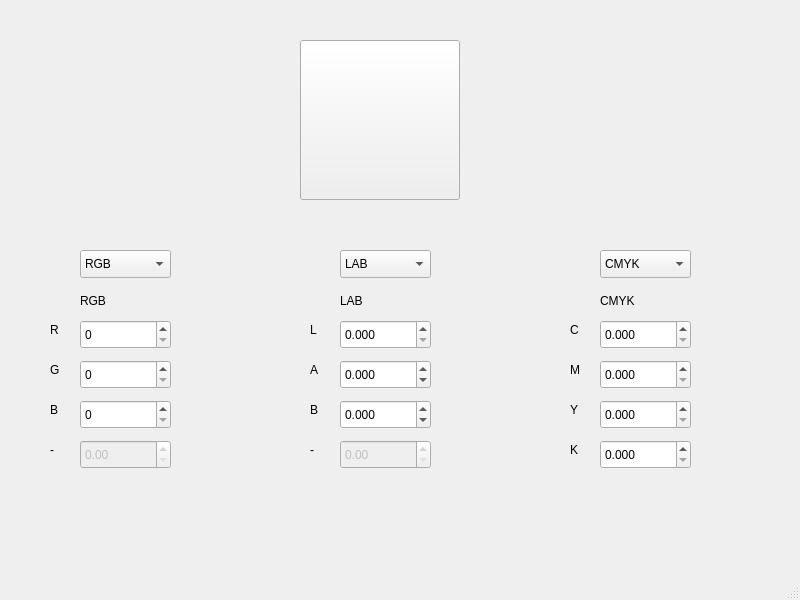
This is pkgLab1/mainwindow.ui in LevSer1/pkgLab1 as Qt 5 draws it before an edit. The edited form follows.
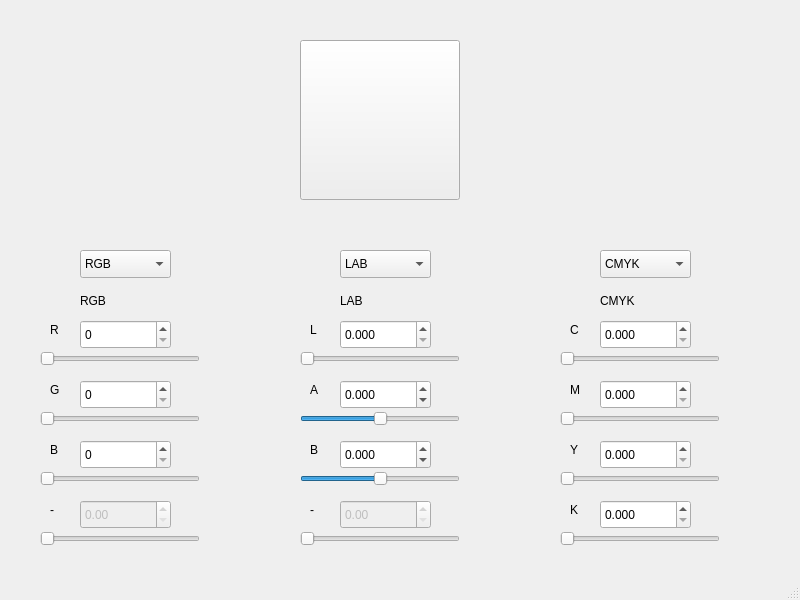
This is the edited form.

```diff
--- a/pkgLab1/mainwindow.ui
+++ b/pkgLab1/mainwindow.ui
@@ -72,7 +72,7 @@
     <property name="geometry">
      <rect>
       <x>80</x>
-      <y>360</y>
+      <y>380</y>
       <width>91</width>
       <height>29</height>
      </rect>
@@ -88,7 +88,7 @@
     <property name="geometry">
      <rect>
       <x>80</x>
-      <y>400</y>
+      <y>440</y>
       <width>91</width>
       <height>29</height>
      </rect>
@@ -107,7 +107,7 @@
     <property name="geometry">
      <rect>
       <x>80</x>
-      <y>440</y>
+      <y>500</y>
       <width>91</width>
       <height>29</height>
      </rect>
@@ -130,7 +130,7 @@
     <property name="geometry">
      <rect>
       <x>50</x>
-      <y>360</y>
+      <y>380</y>
       <width>20</width>
       <height>20</height>
      </rect>
@@ -143,7 +143,7 @@
     <property name="geometry">
      <rect>
       <x>50</x>
-      <y>400</y>
+      <y>440</y>
       <width>20</width>
       <height>20</height>
      </rect>
@@ -156,7 +156,7 @@
     <property name="geometry">
      <rect>
       <x>50</x>
-      <y>440</y>
+      <y>500</y>
       <width>20</width>
       <height>20</height>
      </rect>
@@ -169,7 +169,7 @@
     <property name="geometry">
      <rect>
       <x>310</x>
-      <y>400</y>
+      <y>440</y>
       <width>20</width>
       <height>20</height>
      </rect>
@@ -211,7 +211,7 @@
     <property name="geometry">
      <rect>
       <x>310</x>
-      <y>440</y>
+      <y>500</y>
       <width>20</width>
       <height>20</height>
      </rect>
@@ -224,7 +224,7 @@
     <property name="geometry">
      <rect>
       <x>340</x>
-      <y>400</y>
+      <y>440</y>
       <width>91</width>
       <height>29</height>
      </rect>
@@ -243,7 +243,7 @@
     <property name="geometry">
      <rect>
       <x>310</x>
-      <y>360</y>
+      <y>380</y>
       <width>20</width>
       <height>20</height>
      </rect>
@@ -256,7 +256,7 @@
     <property name="geometry">
      <rect>
       <x>340</x>
-      <y>360</y>
+      <y>380</y>
       <width>91</width>
       <height>29</height>
      </rect>
@@ -278,7 +278,7 @@
     <property name="geometry">
      <rect>
       <x>340</x>
-      <y>440</y>
+      <y>500</y>
       <width>91</width>
       <height>29</height>
      </rect>
@@ -301,7 +301,7 @@
     <property name="geometry">
      <rect>
       <x>570</x>
-      <y>400</y>
+      <y>440</y>
       <width>20</width>
       <height>20</height>
      </rect>
@@ -343,7 +343,7 @@
     <property name="geometry">
      <rect>
       <x>570</x>
-      <y>440</y>
+      <y>500</y>
       <width>20</width>
       <height>20</height>
      </rect>
@@ -356,7 +356,7 @@
     <property name="geometry">
      <rect>
       <x>600</x>
-      <y>400</y>
+      <y>440</y>
       <width>91</width>
       <height>29</height>
      </rect>
@@ -372,7 +372,7 @@
     <property name="geometry">
      <rect>
       <x>570</x>
-      <y>360</y>
+      <y>380</y>
       <width>20</width>
       <height>20</height>
      </rect>
@@ -385,7 +385,7 @@
     <property name="geometry">
      <rect>
       <x>600</x>
-      <y>360</y>
+      <y>380</y>
       <width>91</width>
       <height>29</height>
      </rect>
@@ -401,7 +401,7 @@
     <property name="geometry">
      <rect>
       <x>600</x>
-      <y>440</y>
+      <y>500</y>
       <width>91</width>
       <height>29</height>
      </rect>
@@ -546,6 +546,207 @@
      </property>
     </item>
    </widget>
+   <widget class="QSlider" name="horizontalSlider">
+    <property name="geometry">
+     <rect>
+      <x>40</x>
+      <y>350</y>
+      <width>160</width>
+      <height>18</height>
+     </rect>
+    </property>
+    <property name="maximum">
+     <number>255</number>
+    </property>
+    <property name="orientation">
+     <enum>Qt::Horizontal</enum>
+    </property>
+   </widget>
+   <widget class="QSlider" name="horizontalSlider_2">
+    <property name="geometry">
+     <rect>
+      <x>40</x>
+      <y>410</y>
+      <width>160</width>
+      <height>18</height>
+     </rect>
+    </property>
+    <property name="maximum">
+     <number>255</number>
+    </property>
+    <property name="orientation">
+     <enum>Qt::Horizontal</enum>
+    </property>
+   </widget>
+   <widget class="QSlider" name="horizontalSlider_3">
+    <property name="geometry">
+     <rect>
+      <x>40</x>
+      <y>470</y>
+      <width>160</width>
+      <height>18</height>
+     </rect>
+    </property>
+    <property name="maximum">
+     <number>255</number>
+    </property>
+    <property name="orientation">
+     <enum>Qt::Horizontal</enum>
+    </property>
+   </widget>
+   <widget class="QSlider" name="horizontalSlider_4">
+    <property name="geometry">
+     <rect>
+      <x>40</x>
+      <y>530</y>
+      <width>160</width>
+      <height>18</height>
+     </rect>
+    </property>
+    <property name="maximum">
+     <number>100</number>
+    </property>
+    <property name="orientation">
+     <enum>Qt::Horizontal</enum>
+    </property>
+   </widget>
+   <widget class="QSlider" name="horizontalSlider_5">
+    <property name="geometry">
+     <rect>
+      <x>300</x>
+      <y>410</y>
+      <width>160</width>
+      <height>18</height>
+     </rect>
+    </property>
+    <property name="minimum">
+     <number>-128</number>
+    </property>
+    <property name="maximum">
+     <number>128</number>
+    </property>
+    <property name="orientation">
+     <enum>Qt::Horizontal</enum>
+    </property>
+   </widget>
+   <widget class="QSlider" name="horizontalSlider_6">
+    <property name="geometry">
+     <rect>
+      <x>300</x>
+      <y>530</y>
+      <width>160</width>
+      <height>18</height>
+     </rect>
+    </property>
+    <property name="maximum">
+     <number>100</number>
+    </property>
+    <property name="orientation">
+     <enum>Qt::Horizontal</enum>
+    </property>
+   </widget>
+   <widget class="QSlider" name="horizontalSlider_7">
+    <property name="geometry">
+     <rect>
+      <x>300</x>
+      <y>470</y>
+      <width>160</width>
+      <height>18</height>
+     </rect>
+    </property>
+    <property name="minimum">
+     <number>-128</number>
+    </property>
+    <property name="maximum">
+     <number>128</number>
+    </property>
+    <property name="orientation">
+     <enum>Qt::Horizontal</enum>
+    </property>
+   </widget>
+   <widget class="QSlider" name="horizontalSlider_8">
+    <property name="geometry">
+     <rect>
+      <x>300</x>
+      <y>350</y>
+      <width>160</width>
+      <height>18</height>
+     </rect>
+    </property>
+    <property name="minimum">
+     <number>0</number>
+    </property>
+    <property name="maximum">
+     <number>100</number>
+    </property>
+    <property name="orientation">
+     <enum>Qt::Horizontal</enum>
+    </property>
+   </widget>
+   <widget class="QSlider" name="horizontalSlider_9">
+    <property name="geometry">
+     <rect>
+      <x>560</x>
+      <y>410</y>
+      <width>160</width>
+      <height>18</height>
+     </rect>
+    </property>
+    <property name="maximum">
+     <number>100</number>
+    </property>
+    <property name="orientation">
+     <enum>Qt::Horizontal</enum>
+    </property>
+   </widget>
+   <widget class="QSlider" name="horizontalSlider_10">
+    <property name="geometry">
+     <rect>
+      <x>560</x>
+      <y>530</y>
+      <width>160</width>
+      <height>18</height>
+     </rect>
+    </property>
+    <property name="maximum">
+     <number>100</number>
+    </property>
+    <property name="orientation">
+     <enum>Qt::Horizontal</enum>
+    </property>
+   </widget>
+   <widget class="QSlider" name="horizontalSlider_11">
+    <property name="geometry">
+     <rect>
+      <x>560</x>
+      <y>470</y>
+      <width>160</width>
+      <height>18</height>
+     </rect>
+    </property>
+    <property name="maximum">
+     <number>100</number>
+    </property>
+    <property name="orientation">
+     <enum>Qt::Horizontal</enum>
+    </property>
+   </widget>
+   <widget class="QSlider" name="horizontalSlider_12">
+    <property name="geometry">
+     <rect>
+      <x>560</x>
+      <y>350</y>
+      <width>160</width>
+      <height>18</height>
+     </rect>
+    </property>
+    <property name="maximum">
+     <number>100</number>
+    </property>
+    <property name="orientation">
+     <enum>Qt::Horizontal</enum>
+    </property>
+   </widget>
   </widget>
   <widget class="QMenuBar" name="menubar">
    <property name="geometry">
```
